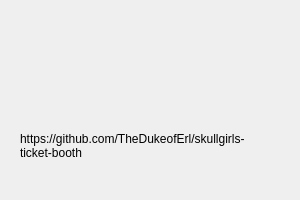
The window that ui/about.ui (TheDukeofErl/skullgirls-ticket-booth) describes before a commit, drawn with Qt 5.
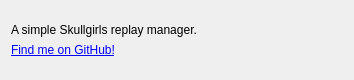
The same window after the commit.

Commit message: Update main window title and about.

What changed in the file:
```diff
--- a/ui/about.ui
+++ b/ui/about.ui
@@ -6,38 +6,68 @@
    <rect>
     <x>0</x>
     <y>0</y>
-    <width>300</width>
-    <height>200</height>
+    <width>354</width>
+    <height>80</height>
    </rect>
   </property>
   <property name="sizePolicy">
-   <sizepolicy hsizetype="Preferred" vsizetype="Preferred">
+   <sizepolicy hsizetype="Minimum" vsizetype="Minimum">
     <horstretch>0</horstretch>
     <verstretch>0</verstretch>
    </sizepolicy>
   </property>
+  <property name="minimumSize">
+   <size>
+    <width>354</width>
+    <height>80</height>
+   </size>
+  </property>
+  <property name="maximumSize">
+   <size>
+    <width>354</width>
+    <height>80</height>
+   </size>
+  </property>
   <property name="windowTitle">
    <string>About</string>
   </property>
+  <layout class="QVBoxLayout" name="verticalLayout">
+   <item>
+    <widget class="QLabel" name="label_2">
+     <property name="text">
+      <string>A simple Skullgirls replay manager.</string>
+     </property>
+     <property name="alignment">
+      <set>Qt::AlignBottom|Qt::AlignLeading|Qt::AlignLeft</set>
+     </property>
+    </widget>
+   </item>
+   <item>
   <widget class="QLabel" name="label">
-   <property name="geometry">
-    <rect>
-     <x>20</x>
-     <y>110</y>
-     <width>251</width>
-     <height>71</height>
-    </rect>
-   </property>
    <property name="text">
-    <string>https://github.com/TheDukeofErl/skullgirls-ticket-booth</string>
+      <string>&lt;a href=&quot;https://github.com/TheDukeofErl/skullgirls-ticket-booth&quot;&gt;Find me on GitHub!&lt;/a&gt;</string>
+     </property>
+     <property name="textFormat">
+      <enum>Qt::RichText</enum>
    </property>
    <property name="scaledContents">
     <bool>true</bool>
    </property>
+     <property name="alignment">
+      <set>Qt::AlignLeading|Qt::AlignLeft|Qt::AlignTop</set>
+     </property>
    <property name="wordWrap">
     <bool>true</bool>
    </property>
-  </widget>
+     <property name="openExternalLinks">
+      <bool>true</bool>
+     </property>
+     <property name="textInteractionFlags">
+      <set>Qt::TextBrowserInteraction</set>
+     </property>
+    </widget>
+   </item>
+  </layout>
  </widget>
  <resources/>
  <connections/>
```
Lines whose indentation alone changed are shown as unchanged. The commit also changes 1 other file.
